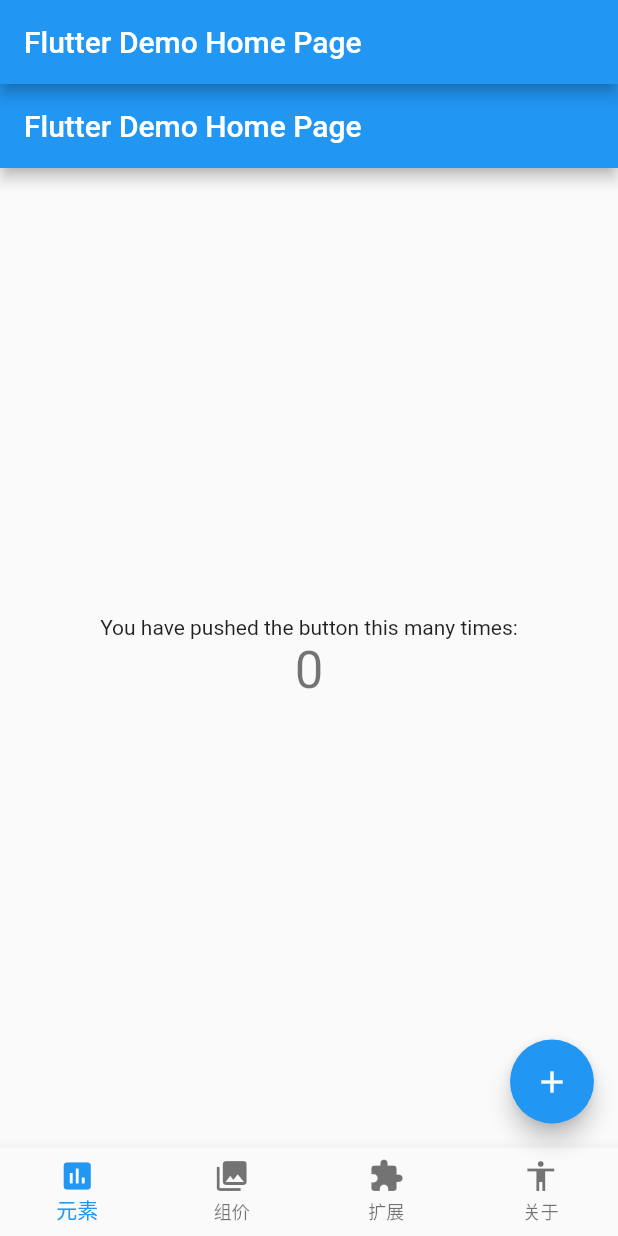
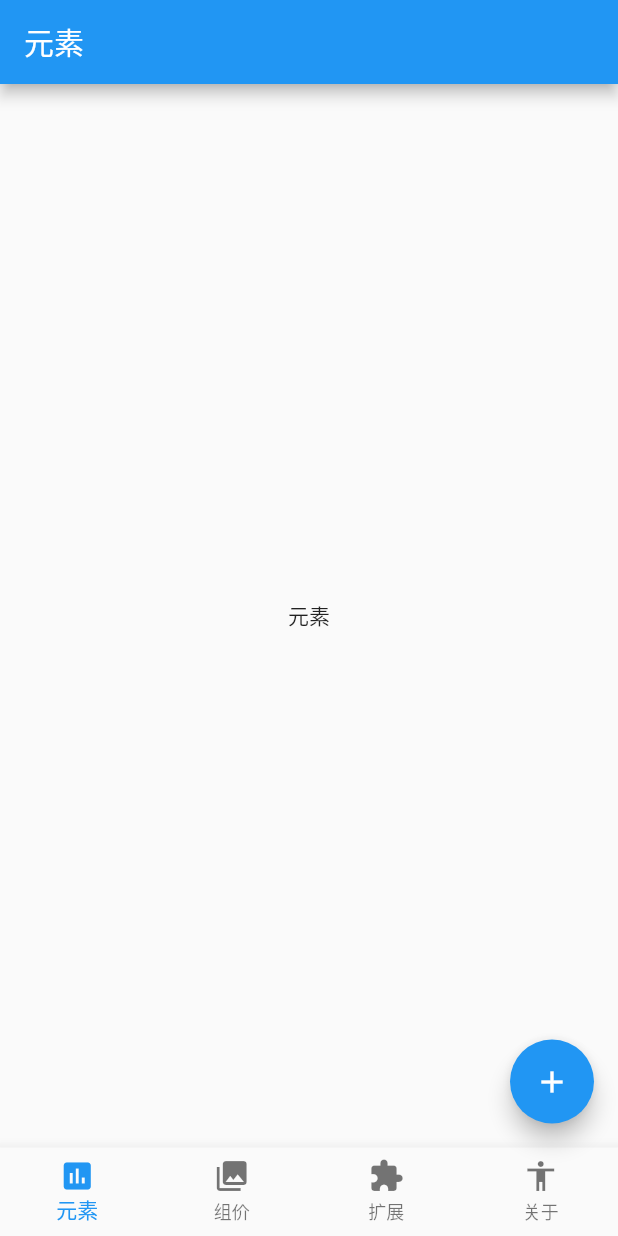
Before and after one commit to liangyuetian/color-ui-fork, a Flutter app: the screen it shows after launch, on a phone screen of 412 x 824 dp. Run offline on Flutter 3.47's test engine with Material 2 defaults, Android fonts, the phone set to English and light mode, and no system bars.

Commit message:
添加页面

```diff
--- a/lib/main.dart
+++ b/lib/main.dart
@@ -1,4 +1,9 @@
 import 'package:flutter/material.dart';
+
+import 'package:color_ui/view/element.dart';
+import 'package:color_ui/view/component.dart';
+import 'package:color_ui/view/extend.dart';
+import 'package:color_ui/view/mine.dart';
 
 void main() => runApp(MyApp());
 
@@ -39,39 +44,37 @@ class _MyHomePageState extends State<MyHomePage> {
     BottomNavigationBarItem(icon: Icon(Icons.extension), title: Text('扩展')),
     BottomNavigationBarItem(icon: Icon(Icons.accessibility), title: Text('关于'))
   ];
+  List<StatefulWidget> viewList = [
+  ];
   int _currentIndex = 0;
+  StatefulWidget _currentView = Chemical();
 
   void tap(int index) {
     setState(() {
       _currentIndex = index;
+      _currentView = getView(index);
     });
+  }
+
+  getView(int index) {
+    if (index == 0) {
+      return Chemical();
+    } else if (index == 1) {
+      return Component();
+    } else if (index == 2) {
+      return Extend();
+    } else {
+      return Mine();
+    }
   }
 
   @override
   Widget build(BuildContext context) {
     return Scaffold(
-      appBar: AppBar(
-        title: Text(widget.title),
-      ),
-      body: Scaffold(
-        appBar: AppBar(
-          title: Text(widget.title),
-        ),
-        body: Center(
-          child: Column(
-            mainAxisAlignment: MainAxisAlignment.center,
-            children: <Widget>[
-              Text(
-                'You have pushed the button this many times:',
-              ),
-              Text(
-                '$_counter',
-                style: Theme.of(context).textTheme.display1,
-              ),
-            ],
-          ),
-        ),
-      ),
+//      appBar: AppBar(
+//        title: Text(widget.title),
+//      ),
+      body: _currentView,
       floatingActionButton: FloatingActionButton(
         onPressed: _incrementCounter,
         tooltip: 'Increment',
@@ -82,7 +85,9 @@ class _MyHomePageState extends State<MyHomePage> {
         currentIndex: _currentIndex,
         onTap: tap,
         type: BottomNavigationBarType.fixed,
-        fixedColor: Theme.of(context).primaryColor,
+        fixedColor: Theme
+            .of(context)
+            .primaryColor,
       ),
     );
   }
--- /dev/null
+++ b/lib/view/element.dart
@@ -0,0 +1,22 @@
+import 'package:flutter/material.dart';
+
+class Chemical extends StatefulWidget {
+  @override
+  _Chemical createState() {
+    return _Chemical();
+  }
+}
+
+class _Chemical extends State<Chemical> {
+  @override
+  Widget build(BuildContext context) {
+    return Scaffold(
+      appBar: AppBar(
+          title: Text('元素')
+      ),
+      body: Center(
+        child: Text('元素'),
+      ),
+    );
+  }
+}
```
Also changed, not shown: lib/view/component.dart (added, +22 -0 lines), lib/view/extend.dart (added, +22 -0 lines), lib/view/mine.dart (added, +22 -0 lines).
